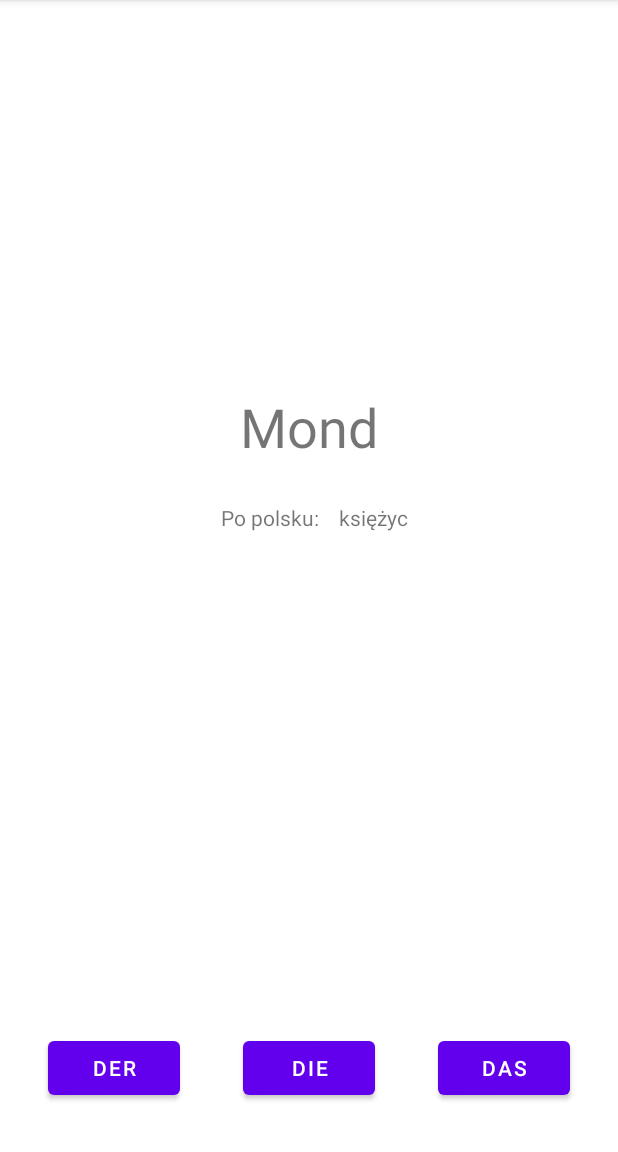
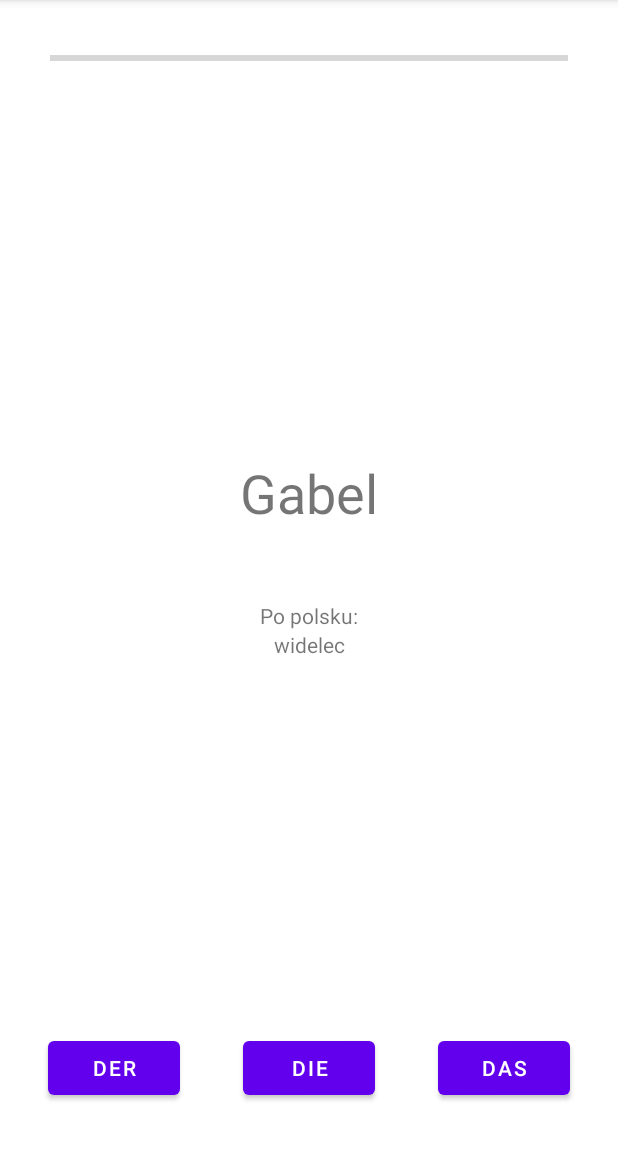
Before and after one commit to FilipPalusinski/rodzajniki, an Android app: the GraActivity screen opened directly, with no data from a screen before it, on a phone screen of 412 x 824 dp, the part 84-1236 px from its top. Run offline under Robolectric (Android 15) with nearby library versions, the phone set to English and light mode, and no system bars.

Commit message:
added everything

```diff
--- a/app/src/main/AndroidManifest.xml
+++ b/app/src/main/AndroidManifest.xml
@@ -9,12 +9,12 @@
         android:roundIcon="@mipmap/ic_launcher_round"
         android:supportsRtl="true"
         android:theme="@style/Theme.Rodzajniki">
-        <activity android:name=".GraActivity"></activity>
+        <activity android:name=".MenuActivity"></activity>
+        <activity android:name=".GraActivity" />
         <activity
             android:name=".Samouczek"
             android:label="@string/title_activity_samouczek"
             android:theme="@style/Theme.Rodzajniki.NoActionBar" />
-        <activity android:name=".samouczek.Samouczek" />
         <activity android:name=".MainActivity">
             <intent-filter>
                 <action android:name="android.intent.action.MAIN" />
--- a/app/src/main/java/pl/studioandroida/rodzajniki/GraActivity.kt
+++ b/app/src/main/java/pl/studioandroida/rodzajniki/GraActivity.kt
@@ -1,73 +1,57 @@
 package pl.studioandroida.rodzajniki
 
+import android.content.Context
+import android.content.Intent
 import android.os.Bundle
 import android.util.Log
+import android.view.Menu
 import androidx.appcompat.app.AppCompatActivity
 import kotlinx.android.synthetic.main.activity_gra.*
 
 class GraActivity : AppCompatActivity() {
+
     override fun onCreate(savedInstanceState: Bundle?) {
         super.onCreate(savedInstanceState)
         setContentView(R.layout.activity_gra)
 
-        val myMap: Map<String, String> = mapOf<String, String>(
-            "die" to "Frau",
-            "der" to "Mann",
-            "das" to "Kind",
-            "das" to "Messer",
-            "das" to "Loffel",
-            "das" to "Gabel",
-            "der" to "Tisch",
-            "die" to "Blumen",
-            "das" to "Bild",
-            "der" to "Hund",
-            "die" to "Luft",
-            "die" to "Erde",
-            "der" to "Mond",
-            "die" to "Sonne",
-            "die" to "Weichsel",
-            "die" to "Ostsee",
-            "die" to "Alpen",
-            "die" to "Karpaten",
-        )
+        val nowaGra = GraLogic()
 
-        val myMap2: Map<String, String> = mapOf<String, String>(
-            "Frau" to "kobieta",
-            "Mann" to "mężczyzna",
-            "Kind" to "dziecko",
-            "Messer" to "nóż",
-            "Loffel" to "nóż",
-            "Gabel" to "widelec",
-            "Tisch" to "stół",
-            "Blumen" to "kwiaty",
-            "Bild" to "obrazek",
-            "Hund" to "pies",
-            "Luft" to "powietrze",
-            "Erde" to "ziemia",
-            "Mond" to "księżyc",
-            "Sonne" to "ziemia",
-            "Weichsel" to "wisła",
-            "Ostsee" to "Bałtyk",
-            "Alpen" to "Alpy",
-            "Karpaten" to "Karpaty",
-        )
+        Log.d("Debug", "${nowaGra.tenNumbers}")
+        Log.d("Debug", "${nowaGra.tenWords}")
+
+        loadWords(nowaGra)
 
 
-        //wczytuje 10 wyrazów do nowej tablicy
-        var index = 0;
-        //val numbersMap = emptyMap<String, String>().toMutableMap()
-        var wordsList = emptyList<String>().toMutableList()
-        for((k, v) in myMap){
-            if (index < 10){
-                wordsList.add(v)
-            }
-            index++
+        derButton.setOnClickListener {
+            nowaGra.isCorrectWord("der", progressBar, this)
+            loadWords(nowaGra)
+        }
+        dieButton.setOnClickListener {
+            nowaGra.isCorrectWord("die", progressBar, this)
+            loadWords(nowaGra)
+        }
+        dasButton.setOnClickListener {
+            nowaGra.isCorrectWord("das", progressBar, this)
+            loadWords(nowaGra)
+        }
 
-        }
-        Log.d("Debug", "numbersMap$wordsList")
 
-        slowo.text = wordsList[1]
-        poPolsku.text = myMap2[wordsList[1]]
 
     }
+
+    fun loadWords(gra: GraLogic){
+        if(gra.correctWordsCount < 10){
+            slowo.text = gra.tenWords[0]
+            poPolsku.text = gra.tenTranslations[0]
+            Log.d("Debug", "Points ${gra.correctWordsCount}")
+        }else{
+            val intent = Intent(this, MenuActivity::class.java)
+            startActivity(intent)
+            finish()
+        }
+
+    }
+
+
+
 }
--- /dev/null
+++ b/app/src/main/java/pl/studioandroida/rodzajniki/GraLogic.kt
@@ -0,0 +1,91 @@
+package pl.studioandroida.rodzajniki
+
+import android.content.Context
+import android.content.Intent
+import android.media.MediaPlayer
+import android.util.Log
+import android.view.Gravity
+import android.widget.ProgressBar
+import android.widget.Toast
+import androidx.core.content.ContextCompat.startActivity
+import kotlin.random.Random
+
+
+class GraLogic {
+
+
+    //init lists with all words
+    val articles = mutableListOf<String>("die", "der", "das", "das", "das", "das", "der", "die", "das", "der", "die", "die", "der", "die", "die", "die", "die", "die")
+    val translations = mutableListOf<String>("kobieta", "mężczyzna", "dziecko", "nóż", "łyżka", "widelec", "stół", "kwiaty", "obrazek", "pies", "powietrze", "ziemia", "księżyc", "ziemia", "wisła", "Bałtyk", "Alpy", "Karpaty")
+    val words = mutableListOf<String>("Frau", "Mann", "Kind", "Messer", "Loffel", "Gabel", "Tisch", "Blumen", "Bild", "Hund", "Luft", "Erde", "Mond", "Sonne", "Weichsel", "Ostsee", "Alpen", "Karpaten")
+
+    //lateinit declaration of lists with only ten words in it
+    lateinit var tenNumbers: MutableList<Int>
+    lateinit var tenWords: MutableList<String>
+    lateinit var tenArticles: MutableList<String>
+    lateinit var tenTranslations: MutableList<String>
+    //index of current word
+
+
+
+    //constructor
+    init{
+        //generate list with ten random numbers
+        tenNumbers = emptyList<Int>().toMutableList()
+
+
+        //get ten random values
+        for(i in 1..10){
+            while(tenNumbers.size != 10){
+                val random = Random.nextInt(0, 17)
+                if(!tenNumbers.contains(random)){
+                    tenNumbers.add(random)
+                }
+            }
+        }
+
+        //fill previous lateinit lists with values based on random numbers list
+        tenWords = emptyList<String>().toMutableList()
+        tenTranslations = emptyList<String>().toMutableList()
+        tenArticles = emptyList<String>().toMutableList()
+        for(item in tenNumbers){
+            tenWords.add(words.get(item))
+            tenArticles.add(articles.get(item))
+            tenTranslations.add(translations.get(item))
+        }
+    }
+
+    var correctWordsCount: Int = 0
+
+
+    fun isCorrectWord(currentButton: String, progressbar: ProgressBar, context: Context) {
+        if (correctWordsCount < 10) {
+            var mMediaPlayer: MediaPlayer? = null
+            if (currentButton == tenArticles[0]) {
+                mMediaPlayer = MediaPlayer.create(context, R.raw.correct)
+                mMediaPlayer.start()
+
+                correctWordsCount++
+                progressbar.setProgress(correctWordsCount)
+                tenWords.removeFirst()
+                tenArticles.removeFirst()
+                tenTranslations.removeFirst()
+
+            } else {
+                mMediaPlayer = MediaPlayer.create(context, R.raw.incorrect)
+                mMediaPlayer.start()
+                tenWords.add(tenWords.get(0))
+                tenArticles.add(tenArticles.get(0))
+                tenTranslations.add(tenTranslations.get(0))
+
+
+                tenWords.removeFirst()
+                tenArticles.removeFirst()
+                tenTranslations.removeFirst()
+            }
+            Log.d("Debug", "${tenWords}")
+        }
+    }
+
+
+}
--- a/app/src/main/java/pl/studioandroida/rodzajniki/MainActivity.kt
+++ b/app/src/main/java/pl/studioandroida/rodzajniki/MainActivity.kt
@@ -21,7 +21,7 @@ class MainActivity : AppCompatActivity() {
         val isFirst = sharedPreferences.getBoolean("isFirst", true)
         if(!isFirst){
             //jezeli nie jest to jego pierwsze wlaczenie aplikacji, to pomijam samouczek
-            val intent = Intent(this, GraActivity::class.java)
+            val intent = Intent(this, MenuActivity::class.java)
             startActivity(intent)
             finish()
         }
--- a/app/src/main/java/pl/studioandroida/rodzajniki/Samouczek.kt
+++ b/app/src/main/java/pl/studioandroida/rodzajniki/Samouczek.kt
@@ -20,5 +20,7 @@ class Samouczek : AppCompatActivity() {
             startActivity(intent)
             finish()
         }
+
+
     }
 }
--- a/app/src/main/res/layout/activity_gra.xml
+++ b/app/src/main/res/layout/activity_gra.xml
@@ -8,14 +8,14 @@
 
     <TextView
         android:id="@+id/slowo"
-        android:layout_width="161dp"
-        android:layout_height="67dp"
-        android:layout_marginTop="260dp"
+        android:layout_width="200dp"
+        android:layout_height="63dp"
+        android:layout_marginTop="250dp"
         android:textAlignment="center"
         android:textSize="36sp"
         app:layout_constraintEnd_toEndOf="parent"
         app:layout_constraintStart_toStartOf="parent"
-        app:layout_constraintTop_toTopOf="parent" />
+        app:layout_constraintTop_toBottomOf="@+id/progressBar" />
 
     <Button
         android:id="@+id/derButton"
@@ -51,20 +51,30 @@
         android:id="@+id/poPolsku"
         android:layout_width="wrap_content"
         android:layout_height="wrap_content"
-        android:layout_marginTop="8dp"
-        android:layout_marginEnd="140dp"
         android:text="TextView"
-        app:layout_constraintEnd_toEndOf="parent"
-        app:layout_constraintTop_toBottomOf="@+id/slowo" />
+        app:layout_constraintEnd_toEndOf="@+id/textView9"
+        app:layout_constraintStart_toStartOf="@+id/textView9"
+        app:layout_constraintTop_toBottomOf="@+id/textView9" />
 
     <TextView
         android:id="@+id/textView9"
         android:layout_width="wrap_content"
         android:layout_height="wrap_content"
-        android:layout_marginStart="141dp"
-        android:layout_marginEnd="8dp"
+        android:layout_marginTop="33dp"
         android:text="Po polsku:"
-        app:layout_constraintEnd_toStartOf="@+id/poPolsku"
+        app:layout_constraintEnd_toEndOf="@+id/slowo"
+        app:layout_constraintStart_toStartOf="@+id/slowo"
+        app:layout_constraintTop_toBottomOf="@+id/slowo" />
+
+    <ProgressBar
+        android:id="@+id/progressBar"
+        style="?android:attr/progressBarStyleHorizontal"
+        android:layout_width="345dp"
+        android:max="10"
+        android:layout_height="30dp"
+        android:layout_marginTop="24dp"
+        app:layout_constraintEnd_toEndOf="parent"
         app:layout_constraintStart_toStartOf="parent"
-        app:layout_constraintTop_toTopOf="@+id/poPolsku" />
+        app:layout_constraintTop_toTopOf="parent" />
+
 </androidx.constraintlayout.widget.ConstraintLayout>
```
Also changed, not shown: app/src/main/java/pl/studioandroida/rodzajniki/MenuActivity.kt (added, +26 -0 lines), app/src/main/res/layout/activity_menu.xml (added, +54 -0 lines), 2 other files.
